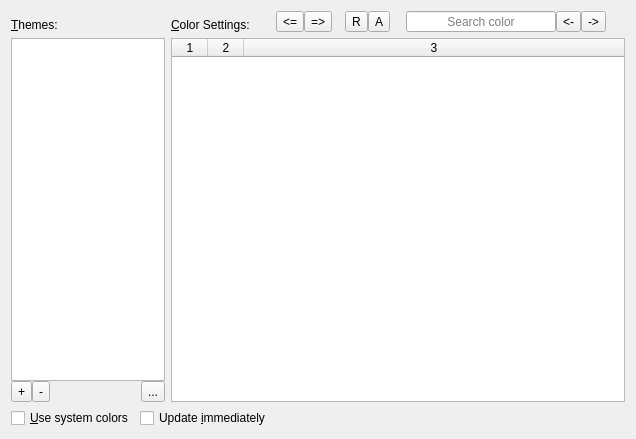
Old version of the form src/frontends/qt/ui/PrefColorsUi.ui in the repository kojiOnHill/lyx.
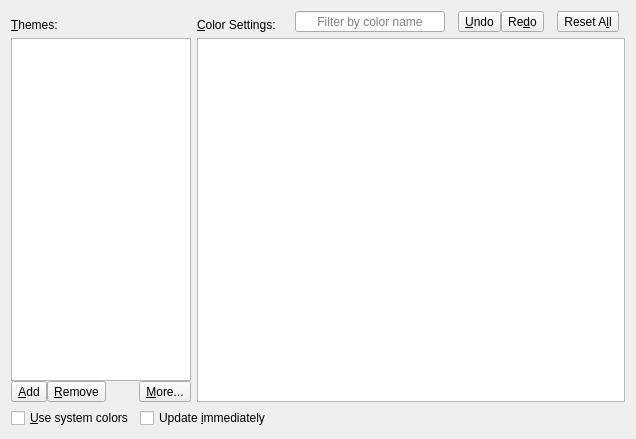
New version of the form. Icons and pictures are not drawn.

Commit message:
Modify color table in PrefColors to QTableView
- colorTW is changed from QTableWidget to QStandardItemModel/QTableView/
  QStyledItemDelegate combination
- Reset button goes in each item so that operation completes in one
  click utilizing the feature of QTableView
- Color search is changed to incremental filtering

The edit to the form file:
```diff
--- a/src/frontends/qt/ui/PrefColorsUi.ui
+++ b/src/frontends/qt/ui/PrefColorsUi.ui
@@ -20,58 +20,71 @@
    <string/>
   </property>
   <layout class="QGridLayout" name="gridLayout_2">
-   <item row="1" column="0" colspan="3">
-    <layout class="QGridLayout" name="gridLayout" rowstretch="0,0,0" columnstretch="0,0,0,0,0,0,0,0">
-     <item row="1" column="1" rowspan="2" colspan="7">
-      <widget class="QTableWidget" name="colorsTW">
-       <property name="font">
-        <font>
-         <family>.AppleSystemUIFont</family>
-        </font>
-       </property>
-       <property name="iconSize">
-        <size>
-         <width>32</width>
-         <height>16</height>
-        </size>
-       </property>
-       <property name="showGrid">
-        <bool>false</bool>
-       </property>
-       <property name="sortingEnabled">
-        <bool>true</bool>
-       </property>
-       <property name="columnCount">
-        <number>3</number>
-       </property>
-       <attribute name="horizontalHeaderMinimumSectionSize">
-        <number>24</number>
-       </attribute>
-       <attribute name="horizontalHeaderDefaultSectionSize">
-        <number>36</number>
-       </attribute>
-       <attribute name="horizontalHeaderStretchLastSection">
-        <bool>true</bool>
-       </attribute>
-       <attribute name="verticalHeaderVisible">
-        <bool>false</bool>
-       </attribute>
-       <attribute name="verticalHeaderMinimumSectionSize">
-        <number>12</number>
-       </attribute>
-       <attribute name="verticalHeaderDefaultSectionSize">
-        <number>18</number>
-       </attribute>
-       <column/>
-       <column/>
-       <column/>
-      </widget>
-     </item>
-     <item row="0" column="6">
-      <layout class="QHBoxLayout" name="searchLayout">
+   <item row="3" column="0">
+    <widget class="QCheckBox" name="syscolorsCB">
+     <property name="sizePolicy">
+      <sizepolicy hsizetype="Minimum" vsizetype="Minimum">
+       <horstretch>0</horstretch>
+       <verstretch>0</verstretch>
+      </sizepolicy>
+     </property>
+     <property name="toolTip">
+      <string>Use the color scheme of your Operating System/Desktop Environment</string>
+     </property>
+     <property name="text">
+      <string>&amp;Use system colors</string>
+     </property>
+    </widget>
+   </item>
+   <item row="3" column="2">
+    <spacer name="hsBottomRight">
+     <property name="orientation">
+      <enum>Qt::Orientation::Horizontal</enum>
+     </property>
+     <property name="sizeHint" stdset="0">
+      <size>
+       <width>40</width>
+       <height>20</height>
+      </size>
+     </property>
+    </spacer>
+   </item>
+   <item row="3" column="1">
+    <widget class="QCheckBox" name="autoapplyCB">
+     <property name="toolTip">
+      <string>Apply changed color immediately</string>
+     </property>
+     <property name="text">
+      <string>Update &amp;immediately</string>
+     </property>
+    </widget>
+   </item>
+   <item row="1" column="0" colspan="4">
+    <layout class="QGridLayout" name="gridLayout" rowstretch="0,0" columnstretch="0,0,0">
+     <item row="0" column="2">
+      <layout class="QHBoxLayout" name="horizontalLayout">
        <property name="spacing">
         <number>0</number>
        </property>
+       <property name="rightMargin">
+        <number>0</number>
+       </property>
+       <item>
+        <spacer name="horizontalSpacerLeft">
+         <property name="orientation">
+          <enum>Qt::Orientation::Horizontal</enum>
+         </property>
+         <property name="sizeType">
+          <enum>QSizePolicy::Policy::Fixed</enum>
+         </property>
+         <property name="sizeHint" stdset="0">
+          <size>
+           <width>13</width>
+           <height>20</height>
+          </size>
+         </property>
+        </spacer>
+       </item>
        <item>
         <widget class="QLineEdit" name="searchStringEdit">
          <property name="sizePolicy">
@@ -99,7 +112,7 @@
           <set>Qt::AlignmentFlag::AlignCenter</set>
          </property>
          <property name="placeholderText">
-          <string>Search color</string>
+          <string>Filter by color name</string>
          </property>
          <property name="clearButtonEnabled">
           <bool>true</bool>
@@ -107,85 +120,28 @@
         </widget>
        </item>
        <item>
-        <widget class="QToolButton" name="searchBackwardPB">
-         <property name="toolTip">
-          <string>Search backward</string>
+        <spacer name="horizontalSpacerMiddleLeft">
+         <property name="orientation">
+          <enum>Qt::Orientation::Horizontal</enum>
          </property>
-         <property name="text">
-          <string>&lt;-</string>
+         <property name="sizeType">
+          <enum>QSizePolicy::Policy::Fixed</enum>
          </property>
-         <property name="icon">
-          <iconset theme="QIcon::ThemeIcon::GoPrevious"/>
-         </property>
-         <property name="iconSize">
+         <property name="sizeHint" stdset="0">
           <size>
-           <width>16</width>
-           <height>16</height>
+           <width>13</width>
+           <height>20</height>
           </size>
          </property>
-        </widget>
+        </spacer>
        </item>
-       <item>
-        <widget class="QToolButton" name="searchForwardPB">
-         <property name="sizePolicy">
-          <sizepolicy hsizetype="Fixed" vsizetype="Fixed">
-           <horstretch>0</horstretch>
-           <verstretch>0</verstretch>
-          </sizepolicy>
-         </property>
-         <property name="toolTip">
-          <string>Search forward</string>
-         </property>
-         <property name="text">
-          <string>-&gt;</string>
-         </property>
-         <property name="icon">
-          <iconset theme="QIcon::ThemeIcon::GoNext"/>
-         </property>
-         <property name="iconSize">
-          <size>
-           <width>16</width>
-           <height>16</height>
-          </size>
-         </property>
-         <property name="shortcut">
-          <string>Ctrl+S</string>
-         </property>
-        </widget>
-       </item>
-      </layout>
-     </item>
-     <item row="0" column="5">
-      <spacer name="hsTitleCenter">
-       <property name="orientation">
-        <enum>Qt::Orientation::Horizontal</enum>
-       </property>
-       <property name="sizeType">
-        <enum>QSizePolicy::Policy::Maximum</enum>
-       </property>
-       <property name="sizeHint" stdset="0">
-        <size>
-         <width>30</width>
-         <height>13</height>
-        </size>
-       </property>
-      </spacer>
-     </item>
-     <item row="0" column="4">
-      <layout class="QHBoxLayout" name="horizontalLayout">
-       <property name="spacing">
-        <number>0</number>
-       </property>
-       <property name="rightMargin">
-        <number>0</number>
-       </property>
        <item>
         <widget class="QToolButton" name="undoColorPB">
          <property name="toolTip">
           <string>Undo</string>
          </property>
          <property name="text">
-          <string>&lt;=</string>
+          <string>&amp;Undo</string>
          </property>
          <property name="iconSize">
           <size>
@@ -204,7 +160,7 @@
           <string>Redo</string>
          </property>
          <property name="text">
-          <string>=&gt;</string>
+          <string>Re&amp;do</string>
          </property>
          <property name="iconSize">
           <size>
@@ -215,7 +171,7 @@
         </widget>
        </item>
        <item>
-        <spacer name="horizontalSpacer_2">
+        <spacer name="horizontalSpacerMiddleRight">
          <property name="orientation">
           <enum>Qt::Orientation::Horizontal</enum>
          </property>
@@ -230,29 +186,13 @@
          </property>
         </spacer>
        </item>
-       <item>
-        <widget class="QToolButton" name="colorResetPB">
-         <property name="toolTip">
-          <string>Revert selected to theme colors</string>
-         </property>
-         <property name="text">
-          <string>R</string>
-         </property>
-         <property name="iconSize">
-          <size>
-           <width>16</width>
-           <height>16</height>
-          </size>
-         </property>
-        </widget>
-       </item>
        <item>
         <widget class="QToolButton" name="colorResetAllPB">
          <property name="toolTip">
           <string>Reset all colors to theme</string>
          </property>
          <property name="text">
-          <string>A</string>
+          <string>Reset A&amp;ll</string>
          </property>
          <property name="iconSize">
           <size>
@@ -262,51 +202,25 @@
          </property>
         </widget>
        </item>
+       <item>
+        <spacer name="horizontalSpacerRight">
+         <property name="orientation">
+          <enum>Qt::Orientation::Horizontal</enum>
+         </property>
+         <property name="sizeType">
+          <enum>QSizePolicy::Policy::Fixed</enum>
+         </property>
+         <property name="sizeHint" stdset="0">
+          <size>
+           <width>6</width>
+           <height>20</height>
+          </size>
+         </property>
+        </spacer>
+       </item>
       </layout>
      </item>
-     <item row="0" column="0">
-      <widget class="QLabel" name="themesLabel">
-       <property name="text">
-        <string>&amp;Themes:</string>
-       </property>
-       <property name="alignment">
-        <set>Qt::AlignmentFlag::AlignBottom|Qt::AlignmentFlag::AlignLeading|Qt::AlignmentFlag::AlignLeft</set>
-       </property>
-       <property name="buddy">
-        <cstring>themesLW</cstring>
-       </property>
-      </widget>
-     </item>
-     <item row="0" column="1" colspan="2">
-      <widget class="QLabel" name="colorLabel">
-       <property name="text">
-        <string>&amp;Color Settings:</string>
-       </property>
-       <property name="alignment">
-        <set>Qt::AlignmentFlag::AlignBottom|Qt::AlignmentFlag::AlignLeading|Qt::AlignmentFlag::AlignLeft</set>
-       </property>
-       <property name="buddy">
-        <cstring>colorsTW</cstring>
-       </property>
-      </widget>
-     </item>
-     <item row="0" column="7">
-      <spacer name="hsTitleRight">
-       <property name="orientation">
-        <enum>Qt::Orientation::Horizontal</enum>
-       </property>
-       <property name="sizeType">
-        <enum>QSizePolicy::Policy::Fixed</enum>
-       </property>
-       <property name="sizeHint" stdset="0">
-        <size>
-         <width>13</width>
-         <height>20</height>
-        </size>
-       </property>
-      </spacer>
-     </item>
-     <item row="1" column="0" rowspan="2">
+     <item row="1" column="0">
       <layout class="QGridLayout" name="gridLayoutThemes">
        <property name="spacing">
         <number>0</number>
@@ -333,7 +247,7 @@
           <string>Remove a selected color theme</string>
          </property>
          <property name="text">
-          <string>-</string>
+          <string>&amp;Remove</string>
          </property>
          <property name="shortcut">
           <string notr="true">Ctrl+R</string>
@@ -346,7 +260,7 @@
           <string>Other menus to handle themes</string>
          </property>
          <property name="text">
-          <string>...</string>
+          <string>&amp;More...</string>
          </property>
         </widget>
        </item>
@@ -356,7 +270,7 @@
           <string>Add the current color set as a theme</string>
          </property>
          <property name="text">
-          <string>+</string>
+          <string>&amp;Add</string>
          </property>
          <property name="shortcut">
           <string>Ctrl+S</string>
@@ -373,7 +287,7 @@
          </property>
          <property name="maximumSize">
           <size>
-           <width>180</width>
+           <width>200</width>
            <height>16777215</height>
           </size>
          </property>
@@ -387,60 +301,44 @@
        </item>
       </layout>
      </item>
-     <item row="0" column="3">
-      <spacer name="horizontalSpacer_3">
-       <property name="orientation">
-        <enum>Qt::Orientation::Horizontal</enum>
+     <item row="0" column="1">
+      <widget class="QLabel" name="colorLabel">
+       <property name="text">
+        <string>&amp;Color Settings:</string>
        </property>
-       <property name="sizeHint" stdset="0">
-        <size>
-         <width>40</width>
-         <height>20</height>
-        </size>
+       <property name="alignment">
+        <set>Qt::AlignmentFlag::AlignBottom|Qt::AlignmentFlag::AlignLeading|Qt::AlignmentFlag::AlignLeft</set>
        </property>
-      </spacer>
+       <property name="buddy">
+        <cstring>colorsTV</cstring>
+       </property>
+      </widget>
+     </item>
+     <item row="0" column="0">
+      <widget class="QLabel" name="themesLabel">
+       <property name="text">
+        <string>&amp;Themes:</string>
+       </property>
+       <property name="alignment">
+        <set>Qt::AlignmentFlag::AlignBottom|Qt::AlignmentFlag::AlignLeading|Qt::AlignmentFlag::AlignLeft</set>
+       </property>
+       <property name="buddy">
+        <cstring>themesLW</cstring>
+       </property>
+      </widget>
+     </item>
+     <item row="1" column="1" colspan="2">
+      <widget class="QTableView" name="colorsTV">
+       <property name="alternatingRowColors">
+        <bool>true</bool>
+       </property>
+       <property name="showGrid">
+        <bool>false</bool>
+       </property>
+      </widget>
      </item>
     </layout>
    </item>
-   <item row="3" column="0">
-    <widget class="QCheckBox" name="syscolorsCB">
-     <property name="sizePolicy">
-      <sizepolicy hsizetype="Minimum" vsizetype="Minimum">
-       <horstretch>0</horstretch>
-       <verstretch>0</verstretch>
-      </sizepolicy>
-     </property>
-     <property name="toolTip">
-      <string>Use the color scheme of your Operating System/Desktop Environment</string>
-     </property>
-     <property name="text">
-      <string>&amp;Use system colors</string>
-     </property>
-    </widget>
-   </item>
-   <item row="3" column="1">
-    <widget class="QCheckBox" name="autoapplyCB">
-     <property name="toolTip">
-      <string>Apply changed color immediately</string>
-     </property>
-     <property name="text">
-      <string>Update &amp;immediately</string>
-     </property>
-    </widget>
-   </item>
-   <item row="3" column="2">
-    <spacer name="hsBottomRight">
-     <property name="orientation">
-      <enum>Qt::Orientation::Horizontal</enum>
-     </property>
-     <property name="sizeHint" stdset="0">
-      <size>
-       <width>40</width>
-       <height>20</height>
-      </size>
-     </property>
-    </spacer>
-   </item>
   </layout>
  </widget>
  <tabstops>
```
Left out of the diff: 3 changed lines with no effect on the pictures. The commit also changes 2 other files.
